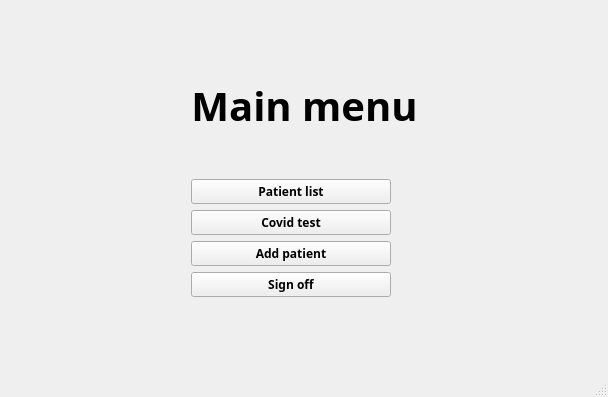
Qt form ui/doctormenu.ui (VojtaDC/FINAL_COVID_PROJECT) before a commit.
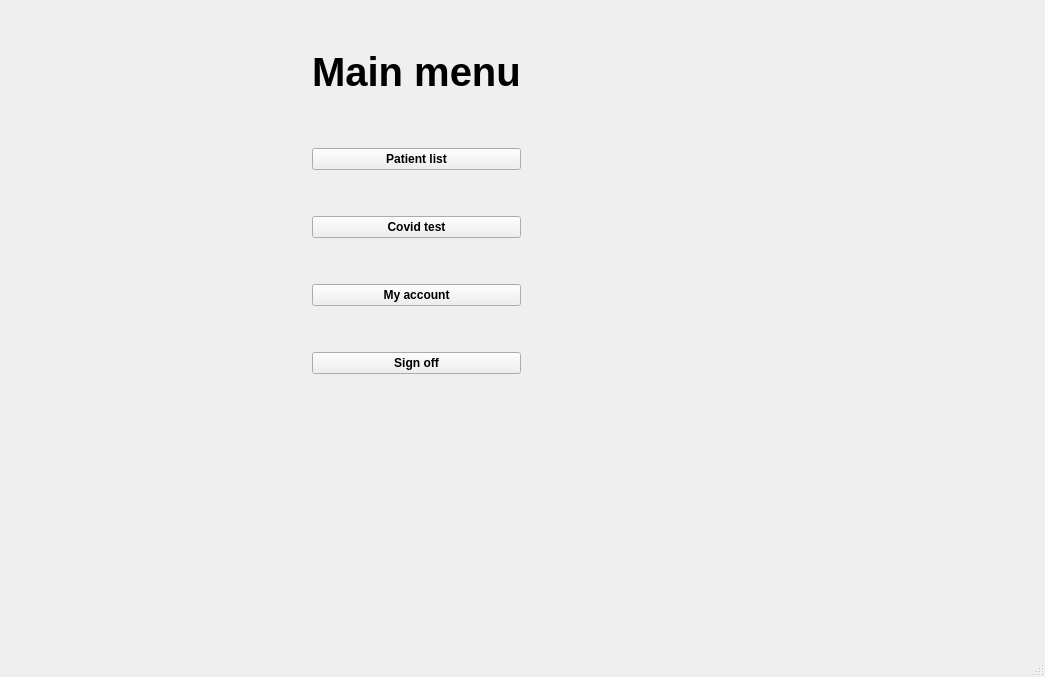
The same form after that commit.

Commit message: new ui files (Ben's version)

What changed in the file:
```diff
--- a/ui/doctormenu.ui
+++ b/ui/doctormenu.ui
@@ -6,16 +6,10 @@
    <rect>
     <x>0</x>
     <y>0</y>
-    <width>608</width>
-    <height>397</height>
+    <width>1045</width>
+    <height>677</height>
    </rect>
   </property>
-  <property name="maximumSize">
-   <size>
-    <width>800</width>
-    <height>600</height>
-   </size>
-  </property>
   <property name="font">
    <font>
     <weight>75</weight>
@@ -26,137 +20,71 @@
    <string>Main menu</string>
   </property>
   <widget class="QWidget" name="centralwidget">
-   <layout class="QGridLayout" name="gridLayout_2">
-    <item row="1" column="1">
+   <widget class="QWidget" name="layoutWidget">
+    <property name="geometry">
+     <rect>
+      <x>11</x>
+      <y>1</y>
+      <width>811</width>
+      <height>581</height>
+     </rect>
+    </property>
      <layout class="QGridLayout" name="gridLayout">
-      <item row="5" column="0">
-       <widget class="QPushButton" name="addpatientButton">
-        <property name="sizePolicy">
-         <sizepolicy hsizetype="MinimumExpanding" vsizetype="MinimumExpanding">
-          <horstretch>0</horstretch>
-          <verstretch>0</verstretch>
-         </sizepolicy>
-        </property>
-        <property name="maximumSize">
-         <size>
-          <width>200</width>
-          <height>100</height>
-         </size>
-        </property>
-        <property name="font">
-         <font>
-          <family>Menlo</family>
-         </font>
-        </property>
-        <property name="text">
-         <string>Add patient</string>
-        </property>
-       </widget>
-      </item>
-      <item row="3" column="0">
-       <widget class="QPushButton" name="patientlistButton">
-        <property name="sizePolicy">
-         <sizepolicy hsizetype="MinimumExpanding" vsizetype="MinimumExpanding">
-          <horstretch>0</horstretch>
-          <verstretch>0</verstretch>
-         </sizepolicy>
-        </property>
-        <property name="maximumSize">
-         <size>
-          <width>200</width>
-          <height>100</height>
-         </size>
-        </property>
-        <property name="font">
-         <font>
-          <family>Menlo</family>
-         </font>
-        </property>
-        <property name="text">
-         <string>Patient list</string>
-        </property>
-       </widget>
-      </item>
-      <item row="6" column="0">
-       <widget class="QPushButton" name="signoffButton">
-        <property name="sizePolicy">
-         <sizepolicy hsizetype="MinimumExpanding" vsizetype="MinimumExpanding">
-          <horstretch>0</horstretch>
-          <verstretch>0</verstretch>
-         </sizepolicy>
-        </property>
-        <property name="maximumSize">
-         <size>
-          <width>200</width>
-          <height>100</height>
-         </size>
-        </property>
-        <property name="font">
-         <font>
-          <family>Menlo</family>
-         </font>
-        </property>
-        <property name="text">
-         <string>Sign off</string>
-        </property>
-       </widget>
-      </item>
       <item row="0" column="0">
+      <spacer name="horizontalSpacer">
+       <property name="orientation">
+        <enum>Qt::Horizontal</enum>
+       </property>
+       <property name="sizeHint" stdset="0">
+        <size>
+         <width>238</width>
+         <height>20</height>
+        </size>
+       </property>
+      </spacer>
+     </item>
+     <item row="0" column="1">
+      <layout class="QVBoxLayout" name="verticalLayout_3">
+       <item>
+        <layout class="QVBoxLayout" name="verticalLayout_2">
+         <item>
+          <spacer name="verticalSpacer_3">
+           <property name="orientation">
+            <enum>Qt::Vertical</enum>
+           </property>
+           <property name="sizeHint" stdset="0">
+            <size>
+             <width>20</width>
+             <height>40</height>
+            </size>
+           </property>
+          </spacer>
+         </item>
+         <item>
        <widget class="QLabel" name="labelTitle">
         <property name="sizePolicy">
-         <sizepolicy hsizetype="Preferred" vsizetype="Preferred">
+            <sizepolicy hsizetype="Fixed" vsizetype="Preferred">
           <horstretch>0</horstretch>
           <verstretch>0</verstretch>
          </sizepolicy>
         </property>
         <property name="font">
          <font>
-          <family>Menlo</family>
           <pointsize>30</pointsize>
          </font>
         </property>
-        <property name="layoutDirection">
-         <enum>Qt::LeftToRight</enum>
-        </property>
         <property name="text">
          <string>Main menu</string>
         </property>
-        <property name="alignment">
-         <set>Qt::AlignCenter</set>
-        </property>
-       </widget>
-      </item>
-      <item row="4" column="0">
-       <widget class="QPushButton" name="covidtestButton">
-        <property name="sizePolicy">
-         <sizepolicy hsizetype="MinimumExpanding" vsizetype="MinimumExpanding">
-          <horstretch>0</horstretch>
-          <verstretch>0</verstretch>
-         </sizepolicy>
-        </property>
-        <property name="maximumSize">
-         <size>
-          <width>200</width>
-          <height>100</height>
-         </size>
-        </property>
-        <property name="font">
-         <font>
-          <family>Menlo</family>
-         </font>
-        </property>
-        <property name="text">
-         <string>Covid test</string>
-        </property>
-       </widget>
-      </item>
-      <item row="2" column="0">
+          </widget>
+         </item>
+         <item>
        <spacer name="verticalSpacer">
         <property name="orientation">
          <enum>Qt::Vertical</enum>
         </property>
         <property name="sizeType">
-         <enum>QSizePolicy::Maximum</enum>
+            <enum>QSizePolicy::Expanding</enum>
         </property>
         <property name="sizeHint" stdset="0">
          <size>
@@ -168,21 +96,43 @@
       </item>
      </layout>
     </item>
-    <item row="1" column="0">
-     <spacer name="horizontalSpacer">
+       <item>
+        <layout class="QVBoxLayout" name="verticalLayout">
+         <item>
+          <widget class="QPushButton" name="patientlistButton">
+           <property name="sizePolicy">
+            <sizepolicy hsizetype="Preferred" vsizetype="Fixed">
+             <horstretch>0</horstretch>
+             <verstretch>0</verstretch>
+            </sizepolicy>
+           </property>
+           <property name="text">
+            <string>Patient list</string>
+           </property>
+          </widget>
+         </item>
+         <item>
+          <spacer name="verticalSpacer_4">
       <property name="orientation">
-       <enum>Qt::Horizontal</enum>
+            <enum>Qt::Vertical</enum>
       </property>
       <property name="sizeHint" stdset="0">
        <size>
-        <width>40</width>
-        <height>20</height>
+             <width>20</width>
+             <height>40</height>
        </size>
       </property>
      </spacer>
     </item>
-    <item row="0" column="1">
-     <spacer name="verticalSpacer_3">
+         <item>
+          <widget class="QPushButton" name="covidtestButton">
+           <property name="text">
+            <string>Covid test</string>
+           </property>
+          </widget>
+         </item>
+         <item>
+          <spacer name="verticalSpacer_6">
       <property name="orientation">
        <enum>Qt::Vertical</enum>
       </property>
@@ -194,20 +144,36 @@
       </property>
      </spacer>
     </item>
-    <item row="1" column="2">
-     <spacer name="horizontalSpacer_2">
+         <item>
+          <widget class="QPushButton" name="accountButton">
+           <property name="text">
+            <string>My account</string>
+           </property>
+          </widget>
+         </item>
+         <item>
+          <spacer name="verticalSpacer_5">
       <property name="orientation">
-       <enum>Qt::Horizontal</enum>
+            <enum>Qt::Vertical</enum>
       </property>
       <property name="sizeHint" stdset="0">
        <size>
-        <width>40</width>
-        <height>20</height>
+             <width>20</width>
+             <height>40</height>
        </size>
       </property>
      </spacer>
     </item>
-    <item row="2" column="1">
+         <item>
+          <widget class="QPushButton" name="signoffButton">
+           <property name="text">
+            <string>Sign off</string>
+           </property>
+          </widget>
+         </item>
+        </layout>
+       </item>
+       <item>
      <spacer name="verticalSpacer_2">
       <property name="orientation">
        <enum>Qt::Vertical</enum>
@@ -215,12 +181,28 @@
       <property name="sizeHint" stdset="0">
        <size>
         <width>20</width>
-        <height>40</height>
+           <height>208</height>
        </size>
       </property>
      </spacer>
     </item>
    </layout>
+     </item>
+     <item row="0" column="2">
+      <spacer name="horizontalSpacer_2">
+       <property name="orientation">
+        <enum>Qt::Horizontal</enum>
+       </property>
+       <property name="sizeHint" stdset="0">
+        <size>
+         <width>288</width>
+         <height>20</height>
+        </size>
+       </property>
+      </spacer>
+     </item>
+    </layout>
+   </widget>
   </widget>
   <widget class="QMenuBar" name="menubar">
    <property name="geometry">
```
Left out of the diff: 2 changed lines with no effect on the pictures. Lines whose indentation alone changed are shown as unchanged. The commit also changes 6 other files.
